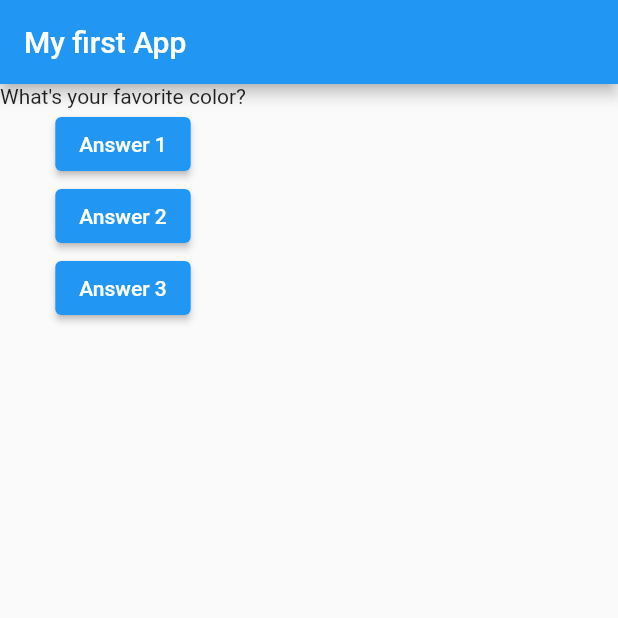
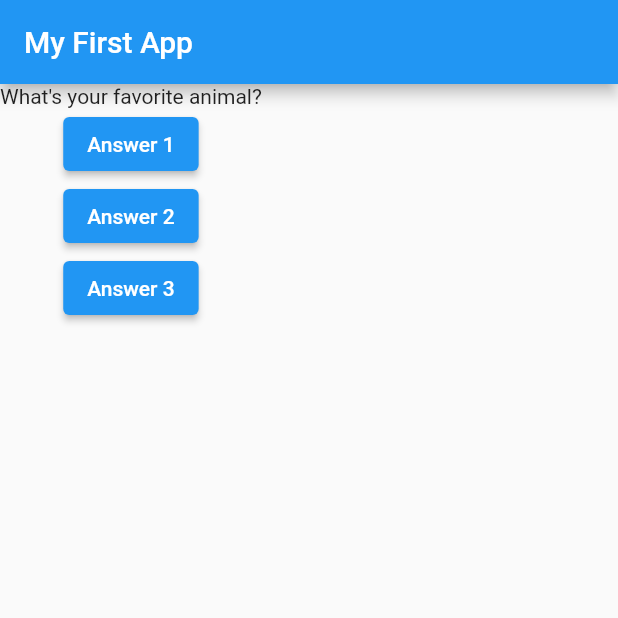
Before and after one commit to adriandallegrave/flutter, a Flutter app: the screen it shows after launch, after a tap on "Answer 1", on a phone screen of 412 x 824 dp, the top half of it. Run offline on Flutter 3.47's test engine with Material 2 defaults, Android fonts, the phone set to English and light mode, and no system bars.

Commit message:
quiz04 - feat: stateful widget private properties

```diff
--- a/quiz_app/lib/main.dart
+++ b/quiz_app/lib/main.dart
@@ -3,55 +3,62 @@ import 'package:flutter/material.dart';
 
 void main() => runApp(const MyApp());
 
-class MyApp extends StatelessWidget {
+class MyApp extends StatefulWidget {
   const MyApp({Key? key}) : super(key: key);
 
-  var questionIndex = 0;
+  @override
+  _MyAppState createState() => _MyAppState();
+}
 
-  void answerQuestion() {
-    questionIndex += 1;
+class _MyAppState extends State<MyApp> {
+  var _questionIndex = 0;
+
+  void _answerQuestion() {
+    setState(() {
+      _questionIndex += 1;
+    });
     if (kDebugMode) {
-      print(questionIndex);
+      print(_questionIndex);
     }
   }
 
   @override
   Widget build(BuildContext context) {
     var questions = [
-      'What\'s your favorite color?',
+      "What's your favorite color?",
+      "What's your favorite animal?",
     ];
-    questions.add('What\'s your favorite animarl?');
 
     return MaterialApp(
       home: Scaffold(
         appBar: AppBar(
-          title: const Text('My first App'),
+          title: const Text('My First App'),
         ),
-        body: Column(
-          children: [
-            Text(questions[questionIndex]),
+        body: Column(children: [
+          Text(
+            questions[_questionIndex],
+          ),
           ElevatedButton(
-              onPressed: answerQuestion,
+            onPressed: _answerQuestion,
             child: const Text('Answer 1'),
           ),
           ElevatedButton(
-              child: const Text('Answer 2'),
             onPressed: () {
               if (kDebugMode) {
-                  print('Answer 2 chosen');
+                print('Answer 2 chosen!');
               }
             },
+            child: const Text('Answer 2'),
           ),
           ElevatedButton(
-              child: const Text('Answer 3'),
             onPressed: () {
               if (kDebugMode) {
                 print('Answer 3 chosen');
               }
             },
+            child: const Text('Answer 3'),
           ),
-          ],
-        ),
+        ]),
       ),
     );
   }
```
Lines whose indentation alone changed are shown as unchanged.
